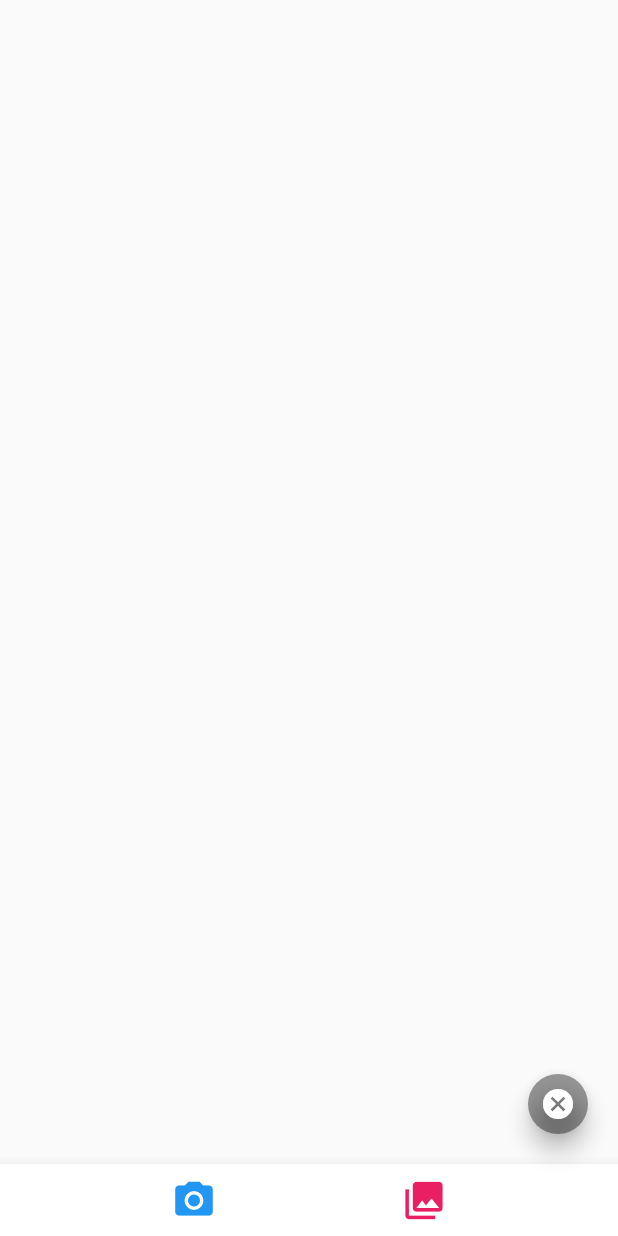
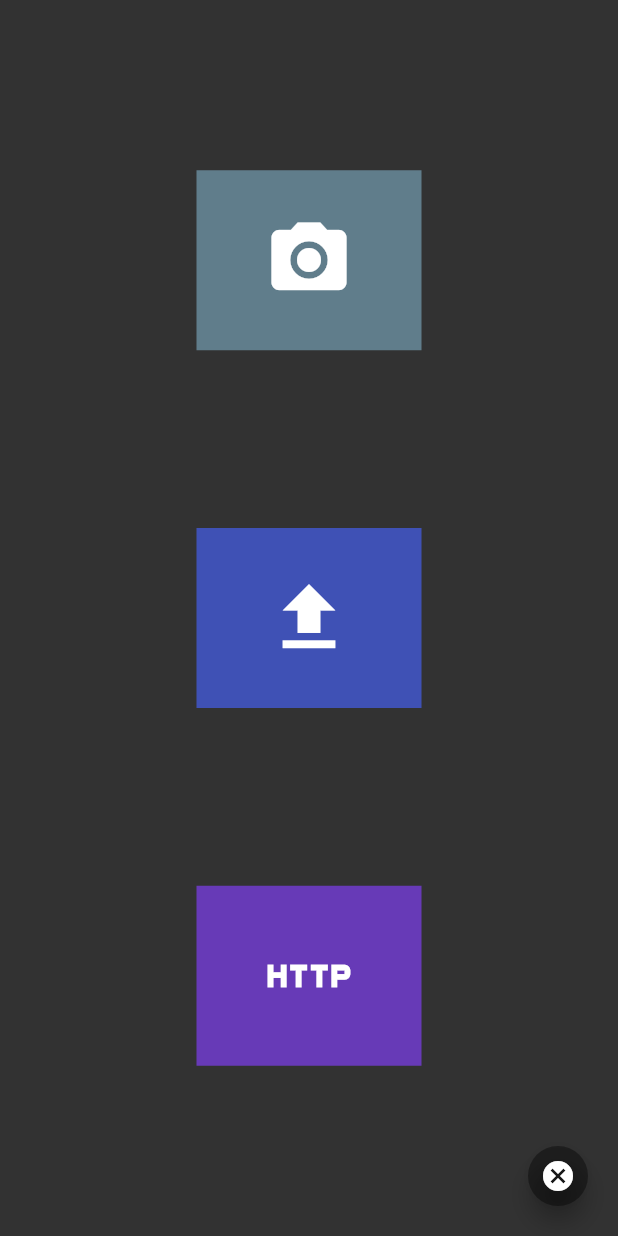
Before and after one commit to angela-boyadjian/DEV_epicture_2019, a Flutter app: the ImageCapture screen opened directly, after a tap on the "photo camera" icon, on a phone screen of 412 x 824 dp. Run offline on Flutter 3.47's test engine with Material 2 defaults, Android fonts, the phone set to English and light mode, and no system bars; our stand-ins replace cached_network_image, image_cropper, image_picker; network calls fail.

Commit message:
[ADD] Upload file + Crop image -> NO API CALL

```diff
--- a/epicture/lib/home/imageCapture.dart
+++ b/epicture/lib/home/imageCapture.dart
@@ -1,9 +1,10 @@
 import 'package:flutter/material.dart';
 import 'dart:io';
 
-import 'package:image_cropper/image_cropper.dart';
 import 'package:image_picker/image_picker.dart';
 import 'package:flutter/widgets.dart';
+
+import 'upload.dart';
 
 class ImageCapture extends StatefulWidget {
   @override
@@ -23,61 +24,63 @@ class ImageCaptureState extends State<ImageCapture> {
         backgroundColor: Colors.black38,
         child: Icon(Icons.cancel, color: Colors.white),
         mini: true,
-        onPressed: (){
-          Navigator.pop(context);
-      },),
-        bottomNavigationBar: BottomAppBar(
-        child: Row(
-          crossAxisAlignment: CrossAxisAlignment.center,
-          mainAxisAlignment: MainAxisAlignment.spaceEvenly,
-          children: <Widget>[
-            IconButton(
-              icon: Icon(
-                Icons.photo_camera,
-                size: 30,
+        onPressed: () => Navigator.pop(context),
+      ),
+      body: SizedBox.expand(
+        child: Container(
+          color: Colors.black.withOpacity(0.8),
+          child: Column(
+            mainAxisAlignment: MainAxisAlignment.spaceEvenly,
+            children: [
+              Flexible(
+                flex: 1,
+                child: Container(
+                  margin: EdgeInsets.all(5),
+                  height: 120, width: 150,
+                  color: Colors.blueGrey,
+                  child: IconButton(
+                    icon: Icon(Icons.photo_camera, color: Colors.white, size: 60),
+                    onPressed: () {
+                      pickImage(ImageSource.camera);
+                      if (imageFile != null) {
+                        Navigator.push(context, new MaterialPageRoute(
+                          builder: (context) => Upload(imageFile: imageFile)));
+                      }
+                    }
+                  ),
+                ),
               ),
-              onPressed: () => pickImage(ImageSource.camera),
-              color: Colors.blue,
-            ),
-            IconButton(
-              icon: Icon(
-                Icons.photo_library,
-                size: 30,
+              Flexible(
+                flex: 1,
+                child: Container(
+                  margin: EdgeInsets.all(5),
+                  height: 120, width: 150,
+                  color: Colors.indigo,
+                  child: IconButton(
+                    icon: Icon(Icons.file_upload, color: Colors.white, size: 60),
+                    onPressed: () {
+                      pickImage(ImageSource.gallery);
+                      Navigator.push(context, new MaterialPageRoute(
+                        builder: (context) => Upload(imageFile: imageFile)));
+                    }
+                  ),
+                ),
               ),
-              onPressed: () => pickImage(ImageSource.gallery),
-              color: Colors.pink,
-            ),
-          ],
+              Flexible(
+                flex: 1,
+                child: Container(
+                  margin: EdgeInsets.all(5),
+                  height: 120, width: 150,
+                  color: Colors.deepPurple,
+                  child: IconButton(
+                    icon: Icon(Icons.http, color: Colors.white, size: 60),
+                     onPressed: () {},
+                    ),
+                ),
+              ),
+            ],
+          ),
         ),
-      ),
-      body: ListView(
-        children: <Widget>[
-          if (imageFile != null) ...[
-            Container(
-                padding: EdgeInsets.all(32), child: Image.file(imageFile)),
-            Row(
-              mainAxisAlignment: MainAxisAlignment.spaceEvenly,
-              children: <Widget>[
-                FlatButton(
-                  color: Colors.black,
-                  child: Icon(Icons.crop),
-                  onPressed: cropImage,
-                ),
-                FlatButton(
-                  color: Colors.black,
-                  child: Icon(Icons.refresh),
-                  onPressed: clear,
-                ),
-              ],
-            ),
-            Padding(
-              padding: const EdgeInsets.all(32),
-              child: Uploader(
-                file: imageFile,
-              ),
-            )
-          ]
-        ],
       ),
     );
   }
@@ -96,48 +99,4 @@ class ImageCaptureState extends State<ImageCapture> {
       imageFile = selected;
     });
   }
-
-  Future<void> cropImage() async {
-    File cropped = await ImageCropper.cropImage(
-      sourcePath: imageFile.path,
-      androidUiSettings: AndroidUiSettings(
-        toolbarTitle: 'Crop Image',
-        toolbarColor: Colors.deepPurple,
-        toolbarWidgetColor: Colors.white,),
-      iosUiSettings: IOSUiSettings(
-        minimumAspectRatio: 1.0,
-      )
-    );
-
-    setState(() {
-      imageFile = cropped ?? imageFile;
-    });
-  }
-
-  void clear() {
-    setState(() => imageFile = null);
-  }
 }
-
-class Uploader extends StatefulWidget {
-  final File file;
-
-  Uploader({Key key, this.file}) : super(key: key);
-
-  UploaderState createState() => UploaderState();
-}
-
-class UploaderState extends State<Uploader> {
-
-  startUpload() {
-    String filePath = 'images/${DateTime.now()}.png';
-
-    setState(() {
-    });
-  }
-
-  @override
-   @override
-  Widget build(BuildContext context) {
-  }
-}
```
Also changed, not shown: epicture/lib/home/upload.dart (+72 -55 lines), 1 other file.
